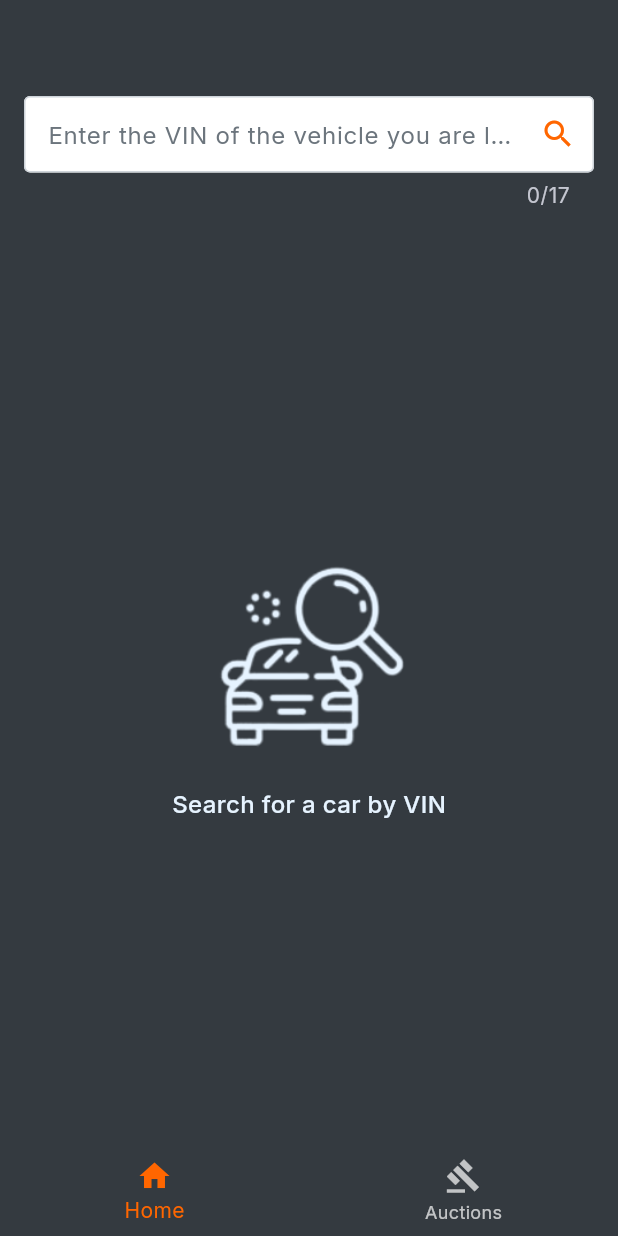
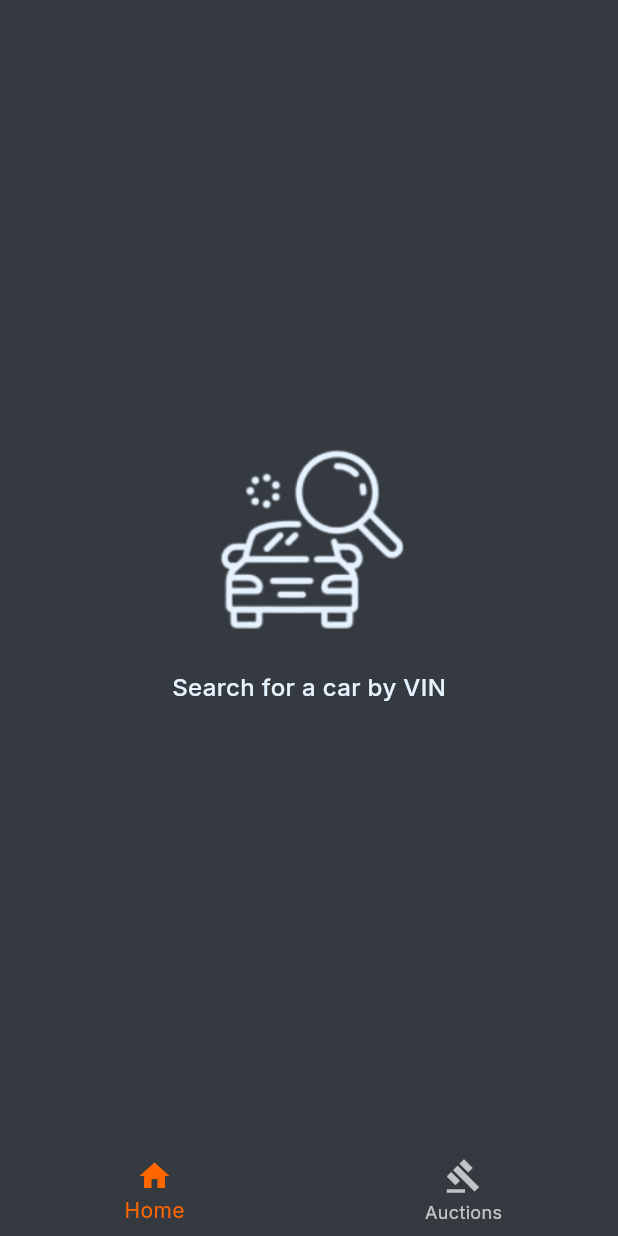
Before and after one commit to BrunoGiacoboPinto/cos, a Flutter app: the screen it shows after launch, on a phone screen of 412 x 824 dp. Run offline on Flutter 3.47's test engine with Material 3 defaults, Android fonts, the phone set to English and light mode, and no system bars; our stand-ins replace freezed_annotation, gap, get_it, go_router, google_fonts, shared_preferences and 1 more; missing offline and left inert: intersperse.

Commit message:
refactor: convert HomeScreen from StatefulWidget to StatelessWidget for improved simplicity

```diff
--- a/lib/home/widgets/home_screen.dart
+++ b/lib/home/widgets/home_screen.dart
@@ -7,7 +7,7 @@ import 'package:cos/ui/core/ui/theme/spacing.dart';
 import 'package:cos/ui/core/widgets/vehicle_similarity_list.dart';
 import 'package:flutter/material.dart';
 
-final class HomeScreen extends StatefulWidget {
+final class HomeScreen extends StatelessWidget {
   const HomeScreen({
     super.key,
     required this.viewModel,
@@ -16,87 +16,13 @@ final class HomeScreen extends StatefulWidget {
   final HomeViewModel viewModel;
 
   @override
-  State<HomeScreen> createState() => _HomeScreenState();
-}
-
-class _HomeScreenState extends State<HomeScreen> {
-  late final TextEditingController _textController;
-  late final FocusNode _focusNode;
-
-  @override
-  void initState() {
-    super.initState();
-    _focusNode = FocusNode();
-    _textController = TextEditingController();
-    widget.viewModel.addListener(_onValidVNI);
-    _textController.addListener(_onFocusChange);
-  }
-
-  @override
-  void dispose() {
-    _focusNode.dispose();
-    _textController.removeListener(_onFocusChange);
-    _textController.dispose();
-    widget.viewModel.removeListener(_onValidVNI);
-    super.dispose();
-  }
-
-  void _onFocusChange() {
-    if (_focusNode.hasFocus && _textController.text.isEmpty) {
-      _focusNode.unfocus();
-    }
-  }
-
-  void _onValidVNI() {
-    if (widget.viewModel.state is HomeScreenVNIValid || widget.viewModel.state is HomeScreenInitial) {
-      _textController.clear();
-    }
-  }
-
-  @override
   Widget build(BuildContext context) {
-    return Column(
-      crossAxisAlignment: CrossAxisAlignment.stretch,
-      children: [
-        spacing2Xl,
-        Padding(
-          padding: const EdgeInsets.all(16.0),
-          child: ListenableBuilder(
-            listenable: widget.viewModel,
-            builder: (context, child) {
-              return TextField(
-                focusNode: _focusNode,
-                controller: _textController,
-                decoration: InputDecoration(
-                  hintText: 'Enter the VIN of the vehicle you are looking for',
-                  border: const OutlineInputBorder(),
-                  suffixIcon: Icon(Icons.search, color: orange),
-                  errorStyle: Theme.of(context).textTheme.bodyMedium?.copyWith(
-                    color: orange,
-                    fontWeight: FontWeight.w500,
-                    height: 1.4,
-                  ),
-                  errorText: switch (widget.viewModel.state) {
-                    HomeScreenVNIError(error: final error) => error,
-                    _ => null,
-                  },
-                ),
-                keyboardType: TextInputType.text,
-                onChanged: widget.viewModel.onVniChanged,
-                maxLength: 17,
-                onTapOutside: (event) => _focusNode.unfocus(),
-                onTapUpOutside: (event) => _focusNode.unfocus(),
-              );
-            },
-          ),
-        ),
-        Expanded(
-          child: ListenableBuilder(
-            listenable: widget.viewModel,
+    return ListenableBuilder(
+      listenable: viewModel,
       builder: (context, child) {
         return AnimatedSwitcher(
           duration: const Duration(milliseconds: 300),
-                child: switch (widget.viewModel.state) {
+          child: switch (viewModel.state) {
             HomeScreenVNIValid() || HomeScreenVNIError() => const HomeScreenSearchView(),
             HomeScreenInitial(data: final data) => HomeScreenInitialView(initialData: data),
             HomeScreenLoading() => Center(child: const CircularProgressIndicator()),
@@ -105,9 +31,6 @@ class _HomeScreenState extends State<HomeScreen> {
           },
         );
       },
-          ),
-        ),
-      ],
     );
   }
 }
```
Lines whose indentation alone changed are shown as unchanged.
